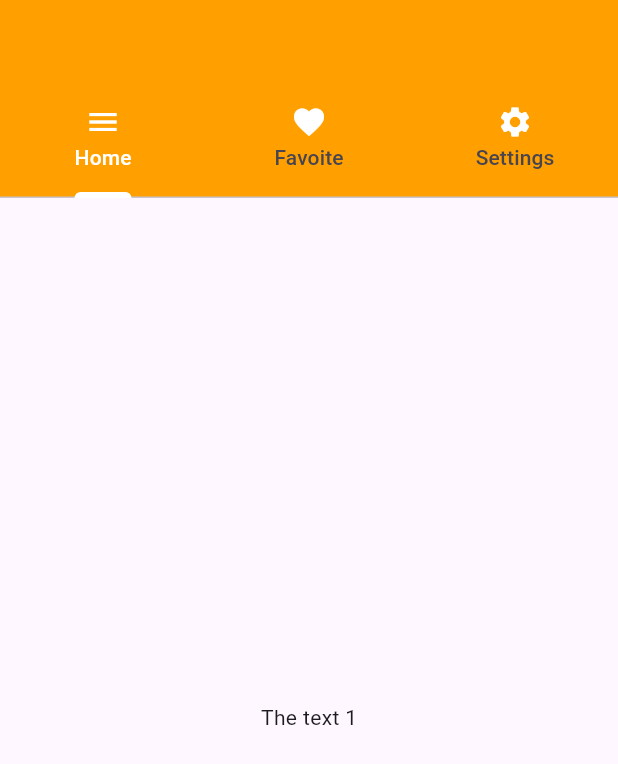
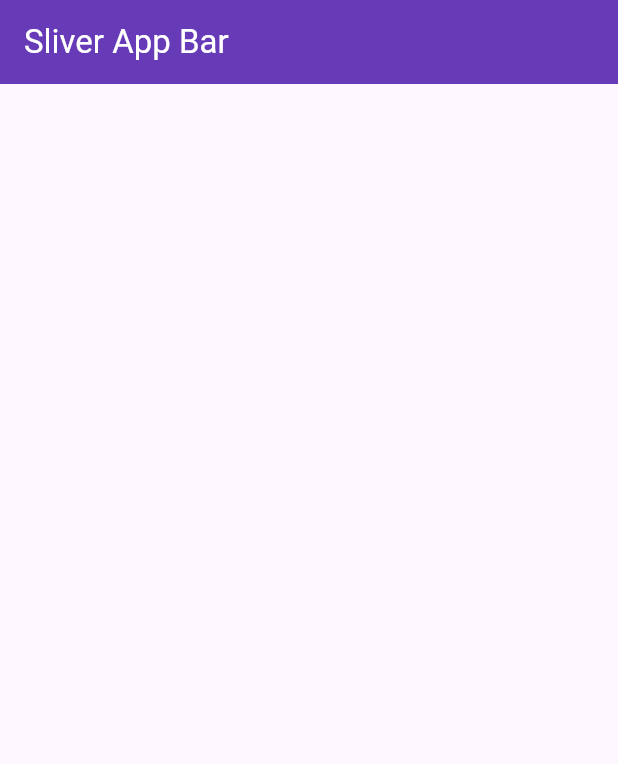
Before and after one commit to RWEMAISINGIZWENorbert/flutter_journey, a Flutter app: the screen it shows after launch, on a phone screen of 412 x 824 dp. Shown: the top 764 px of the screen. Run offline on Flutter 3.47's test engine with Material 3 defaults, Android fonts, the phone set to English and light mode, and no system bars.

Commit message:
Silver app Bar bar with the custom scroll view

```diff
--- a/lib/main.dart
+++ b/lib/main.dart
@@ -1,4 +1,5 @@
 import 'package:flutter/material.dart';
+import 'package:flutter_journey/navigationWidgets/silver_app_bar.dart';
 import 'package:flutter_journey/navigationWidgets/widgets.dart';
 
 // void main() {
@@ -57,7 +58,8 @@ import 'package:flutter_journey/navigationWidgets/widgets.dart';
 
 void main(){
   //  runApp(const GalleryApp());
-  runApp(const CustomAppBar());
+  // runApp(const CustomAppBar());
+  runApp(const SilverAppBar());
 }
 
 class MyApp extends StatelessWidget {
--- /dev/null
+++ b/lib/navigationWidgets/silver_app_bar.dart
@@ -0,0 +1,91 @@
+
+import 'package:flutter/material.dart';
+
+class SilverAppBar extends StatelessWidget {
+  const SilverAppBar({super.key});
+
+    @override
+    Widget build(BuildContext context){
+     return MaterialApp(
+      debugShowCheckedModeBanner: false,
+       home:  Scaffold(
+          body: CustomScrollView(
+            scrollDirection: Axis.vertical,
+              slivers: [
+                SliverAppBar(
+                   title: Text(
+                    "Sliver App Bar",
+                     style: TextStyle(
+                      color: Colors.white,
+                     ),
+                    ),
+                    backgroundColor: Colors.deepPurple
+                ),
+
+                SliverToBoxAdapter(
+                  child: Padding(
+                    padding: EdgeInsets.all(10.0),
+                    child: ClipRRect(
+                      borderRadius: BorderRadius.circular(8.0),
+                      child: Container(
+                        color: Colors.deepPurple[300],
+                        width: 400,
+                      ),
+                    ),
+                  ),
+                ),
+                SliverToBoxAdapter(
+                  child: Padding(
+                    padding: EdgeInsets.all(10.0),
+                    child: ClipRRect(
+                      borderRadius: BorderRadius.circular(8.0),
+                      child: Container(
+                        color: Colors.deepPurple[300],
+                        width: 400,
+                      ),
+                    ),
+                  ),
+                ),
+                SliverToBoxAdapter(
+                  child: Padding(
+                    padding: EdgeInsets.all(10.0),
+                    child: ClipRRect(
+                      borderRadius: BorderRadius.circular(8.0),
+                      child: Container(
+                        color: Colors.deepPurple[300],
+                        width: 400,
+                      ),
+                    ),
+                  ),
+                ),
+                SliverToBoxAdapter(
+                  child: Padding(
+                    padding: EdgeInsets.all(10.0),
+                    child: ClipRRect(
+                      borderRadius: BorderRadius.circular(8.0),
+                      child: Container(
+                        color: Colors.deepPurple[300],
+                        width: 400,
+                      ),
+                    ),
+                  ),
+                ),
+                SliverToBoxAdapter(
+                  child: Padding(
+                    padding: EdgeInsets.all(10.0),
+                    child: ClipRRect(
+                      borderRadius: BorderRadius.circular(8.0),
+                      child: Container(
+                        color: Colors.deepPurple[300],
+                        width: 400,
+                      ),
+                    ),
+                  ),
+                ),
+              ],
+          ),
+        ),
+     );
+    }
+
+}
```
